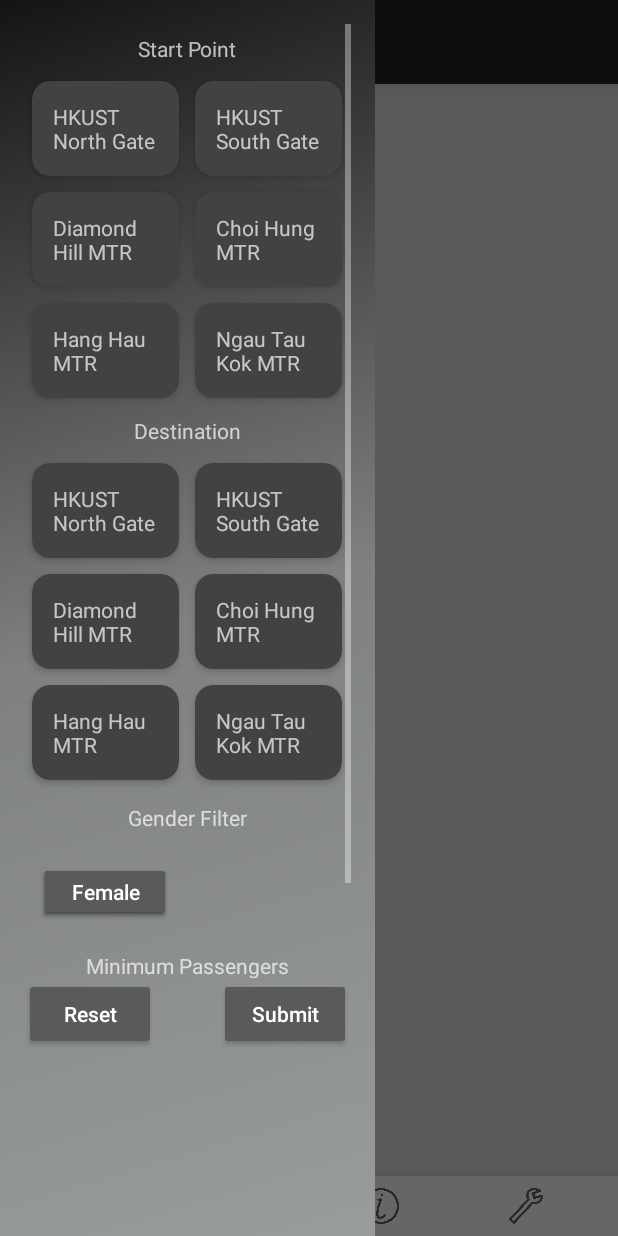
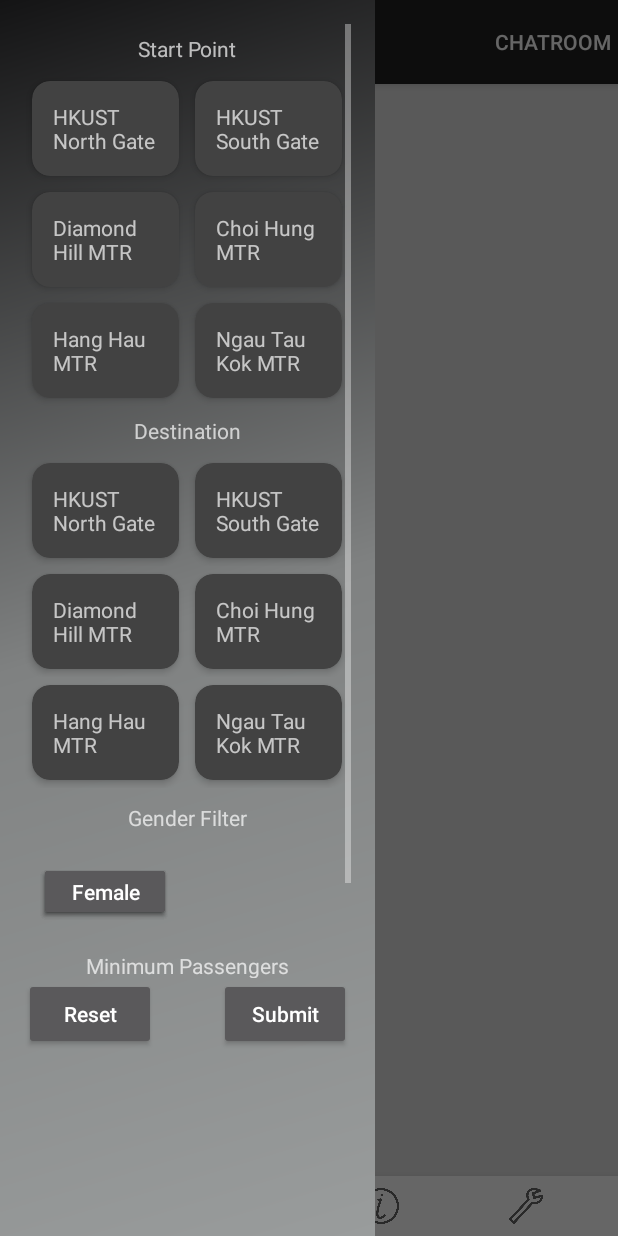
Before and after one commit to henryszex42s/ride_sharing_aos_kotlin, an Android app: the screen it shows after launch once a user with an empty profile is signed in (HomeActivity), with the side drawer open, on a phone screen of 412 x 824 dp. Run offline under Robolectric (Android 15) with nearby library versions, the phone set to English and light mode, and no system bars; our stand-ins replace Firebase (no records; nobody signed in at launch, a user with empty details on screens opened directly); plain views replace SegmentedButtonGroup; 1 statement that could not run was skipped.

Commit message:
Improve the chatroom interaction

```diff
--- a/app/src/main/java/fyp/ride_sharing_aos/HomeActivity.kt
+++ b/app/src/main/java/fyp/ride_sharing_aos/HomeActivity.kt
@@ -186,6 +186,10 @@ class HomeActivity : BaseActivity(){
 //        nav_view.setNavigationItemSelectedListener(this)
         buttom_navigation.setOnNavigationItemSelectedListener(onNavigationItemSelectedListener)
         supportFragmentManager.beginTransaction().replace(R.id.fragment_content, homeFragment).commit()
+
+        button_leave.setOnClickListener({
+            callChatRoom()
+        })
     }
 
 
--- a/app/src/main/java/fyp/ride_sharing_aos/activity/AddRouteActivity.kt
+++ b/app/src/main/java/fyp/ride_sharing_aos/activity/AddRouteActivity.kt
@@ -105,7 +105,10 @@ class AddRouteActivity : BaseActivity(), OnMapReadyCallback {
             Toast.makeText(this,
                     "Room is created" ,
                     Toast.LENGTH_SHORT).show()
-                    callChatRoom()
+
+            dismissProgressDialog()
+            FirebaseManager.detachUserListener()
+            callChatRoom()
         }
         else
         {
--- a/app/src/main/java/fyp/ride_sharing_aos/activity/ChatroomActivity.kt
+++ b/app/src/main/java/fyp/ride_sharing_aos/activity/ChatroomActivity.kt
@@ -66,6 +66,8 @@ class ChatroomActivity: BaseActivity(){
         finish()
     }
 
+
+
     fun DataChange()
     {
         reyclerview_message_list.adapter.notifyDataSetChanged()
--- a/app/src/main/res/layout/app_bar_home.xml
+++ b/app/src/main/res/layout/app_bar_home.xml
@@ -25,6 +25,19 @@
         android:layout_height="20dp"
         android:layout_gravity="center"
         android:text="@string/app_name"/>
+
+            <Button
+                android:id="@+id/button_leave"
+                android:text="@string/btu_chat"
+                android:textSize="14dp"
+                android:background="?attr/selectableItemBackground"
+                android:clickable="true"
+                android:layout_width="wrap_content"
+                android:layout_height="wrap_content"
+                android:gravity="center"
+                android:layout_gravity="right" />
+
+
         </android.support.v7.widget.Toolbar>
     </android.support.design.widget.AppBarLayout>
 
--- a/app/src/main/res/values/strings.xml
+++ b/app/src/main/res/values/strings.xml
@@ -181,6 +181,6 @@
     <string name="time">Time:</string>
 
     <string name="chat_leave">Leave</string>
-
+    <string name="btu_chat">Chatroom</string>
 
 </resources>
```
Also changed, not shown: app/src/main/java/fyp/ride_sharing_aos/BaseActivity.kt (+7 -4 lines), app/src/main/java/fyp/ride_sharing_aos/adapters/RoomListAdapter.kt (+21 -2 lines).
